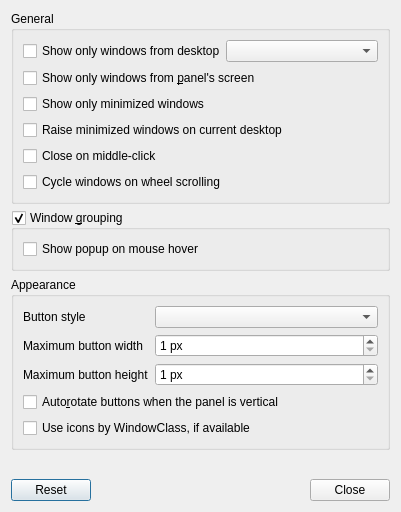
Qt form plugin-taskbar/lxqttaskbarconfiguration.ui (lxqt/lxqt-panel) before a commit.
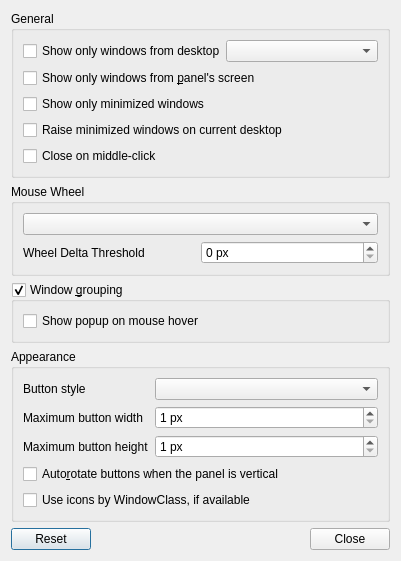
The same form after that commit.

Commit message: add 'what will wheel do' dropdown and wheel responsiveness threshold SB

Diff of the .ui file:
```diff
--- a/plugin-taskbar/lxqttaskbarconfiguration.ui
+++ b/plugin-taskbar/lxqttaskbarconfiguration.ui
@@ -77,12 +77,62 @@
         </property>
        </widget>
       </item>
+     </layout>
+    </widget>
+   </item>
+   <item>
+    <widget class="QGroupBox" name="WLMousewheelGB">
+     <property name="title">
+      <string>Mouse Wheel</string>
+     </property>
+     <layout class="QVBoxLayout" name="verticalLayout_mousewheel">
       <item>
-       <widget class="QCheckBox" name="cycleOnWheelScroll">
-        <property name="text">
-         <string>Cycle windows on wheel scrolling</string>
+       <widget class="QComboBox" name="wheelEventsActionCB"/>
+      </item>
+      <item>
+       <layout class="QHBoxLayout" name="horizontalLayout_2">
+        <property name="spacing">
+         <number>0</number>
         </property>
-       </widget>
+        <property name="leftMargin">
+         <number>0</number>
+        </property>
+        <property name="topMargin">
+         <number>0</number>
+        </property>
+        <property name="rightMargin">
+         <number>0</number>
+        </property>
+        <property name="bottomMargin">
+         <number>0</number>
+        </property>
+        <item>
+         <widget class="QLabel" name="wheelDeltaThresholdLabel">
+          <property name="text">
+           <string>Wheel Delta Threshold</string>
+          </property>
+         </widget>
+        </item>
+        <item>
+        <widget class="QSpinBox" name="wheelDeltaThresholdSB">
+         <property name="sizePolicy">
+          <sizepolicy hsizetype="Preferred" vsizetype="Fixed">
+           <horstretch>0</horstretch>
+           <verstretch>0</verstretch>
+          </sizepolicy>
+         </property>
+         <property name="suffix">
+          <string> px</string>
+         </property>
+         <property name="minimum">
+          <number>0</number>
+         </property>
+         <property name="maximum">
+          <number>300</number>
+         </property>
+        </widget>
+        </item>
+       </layout>
       </item>
      </layout>
     </widget>
```
The commit also changes 1 other file.
